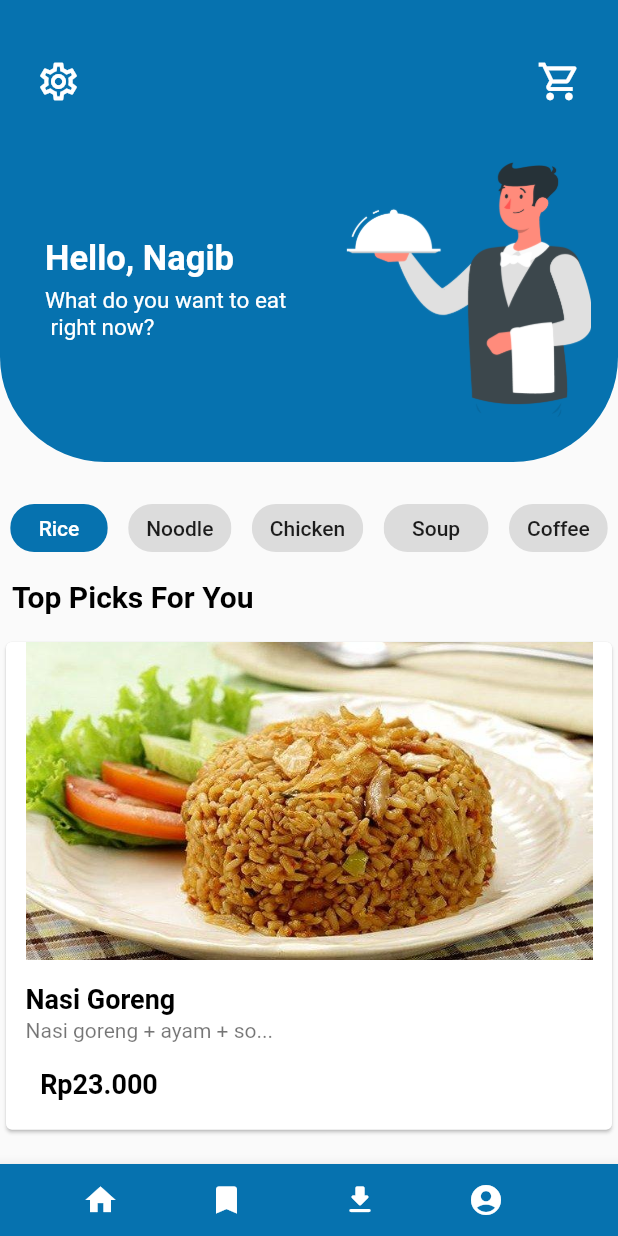
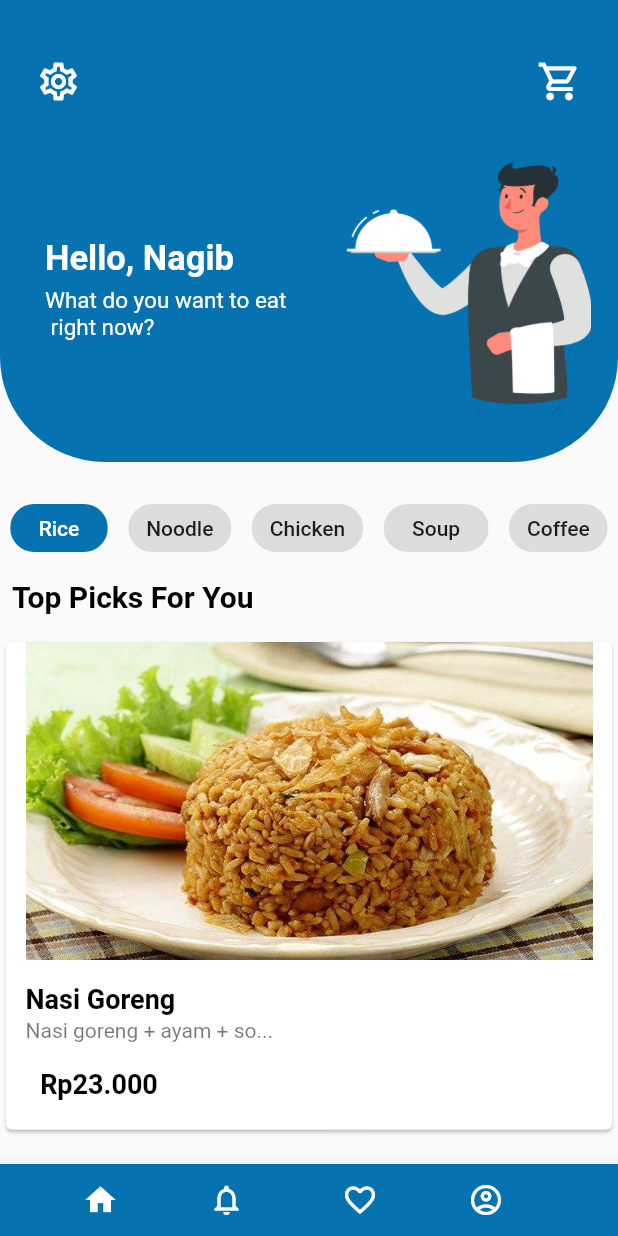
Before and after one commit to al-chakim/food_App, a Flutter app: the Home screen opened directly, on a phone screen of 412 x 824 dp. Run offline on Flutter 3.47's test engine with Material 2 defaults, Android fonts, the light colour scheme and no system bars.

Commit message:
bottom bar

```diff
--- a/foody/lib/home.dart
+++ b/foody/lib/home.dart
@@ -267,21 +267,21 @@ class _HomeState extends State<Home> {
               IconButton(
                 padding: EdgeInsets.only(left: 30, right: 40),
                 icon:
-                Icon(Icons.bookmark),
+                Icon(Icons.notifications_outlined),
                 onPressed: () {},
                 color: Colors.white,
               ),
               IconButton(
                 padding: EdgeInsets.only(left: 25, right: 30),
                 icon:
-                Icon(Icons.download_rounded),
+                Icon(Icons.favorite_border_outlined),
                 onPressed: () {},
                 color: Colors.white,
               ),
               IconButton(
                 padding: EdgeInsets.only(left: 30, right: 40),
                 icon:
-                Icon(Icons.account_circle),
+                Icon(Icons.account_circle_outlined),
                 onPressed: () {},
                 color: Colors.white,
               ),
--- a/foody/lib/main.dart
+++ b/foody/lib/main.dart
@@ -9,7 +9,7 @@ class MyApp extends StatelessWidget {
   Widget build(BuildContext context) {
     return MaterialApp(
       debugShowCheckedModeBanner: false,
-      home: HomePage(),
+      home: Start(),
     );
   }
 }
--- a/foody/lib/start.dart
+++ b/foody/lib/start.dart
@@ -2,7 +2,7 @@ import 'package:flutter/material.dart';
 import 'package:foody/login.dart';
 import 'theme.dart';
 
-class HomePage extends StatelessWidget {
+class Start extends StatelessWidget {
 
   @override
   Widget build(BuildContext context) {
```
